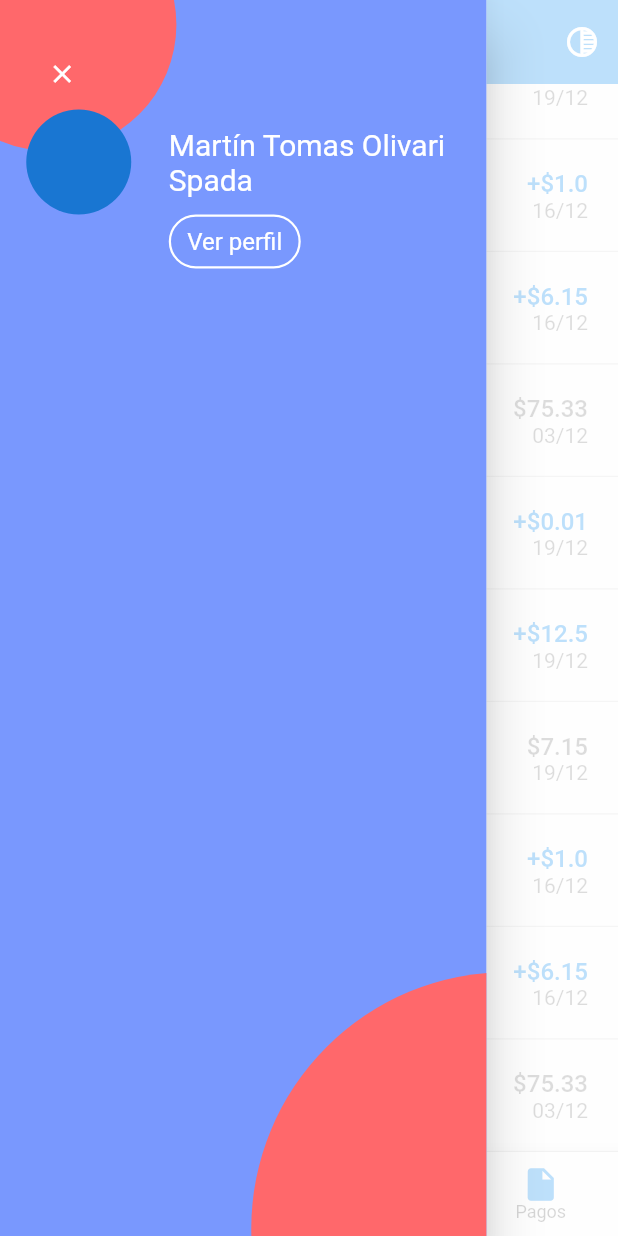
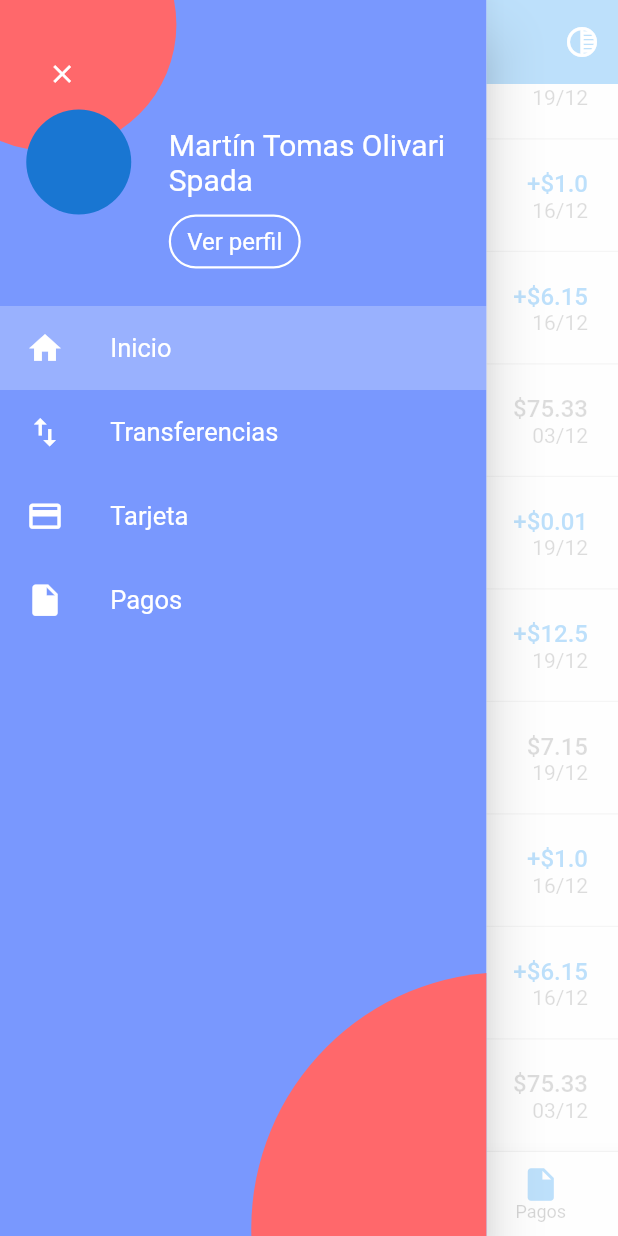
Before and after one commit to TinchoOlivari/uala-clone, a Flutter app: the screen it shows after launch, scrolled down 417 dp, after a tap on the "menu" icon, on a phone screen of 412 x 824 dp. Run offline on Flutter 3.47's test engine with Material 2 defaults, Android fonts, the phone set to English and light mode, and no system bars; our stand-ins replace flare_flutter.

Commit message:
Custom ListTile created and is_selected?

```diff
--- a/lib/main.dart
+++ b/lib/main.dart
@@ -30,9 +30,9 @@ class App extends StatefulWidget {
   _AppState createState() => _AppState();
 }
 
-class _AppState extends State<App> {
 int _selectedIndex = 0;
 
+class _AppState extends State<App> {
   static List<Widget> _widgetOptions = <Widget>[
     MyHomePage(),
     Text(
@@ -93,7 +93,11 @@ class _AppState extends State<App> {
           child: CustomPaint(
             painter: DrawerPainter(),
             child: Container(
-              margin: EdgeInsets.symmetric(vertical: 25, horizontal: 17.5),
+              child: Column(
+                children: <Widget>[
+                  Padding(
+                    padding: const EdgeInsets.symmetric(
+                        vertical: 25, horizontal: 17.5),
                     child: Column(
                       mainAxisAlignment: MainAxisAlignment.start,
                       crossAxisAlignment: CrossAxisAlignment.start,
@@ -121,7 +125,8 @@ class _AppState extends State<App> {
                             Container(
                               child: Text(
                                 'Martín Tomas Olivari Spada',
-                          style: TextStyle(fontSize: 20, color: Colors.white),
+                                style: TextStyle(
+                                    fontSize: 20, color: Colors.white),
                               ),
                               width: 200,
                             )
@@ -130,12 +135,14 @@ class _AppState extends State<App> {
                         Padding(
                           padding: EdgeInsets.only(left: 95),
                           child: RaisedButton(
-                      materialTapTargetSize: MaterialTapTargetSize.shrinkWrap,
+                            materialTapTargetSize:
+                                MaterialTapTargetSize.shrinkWrap,
                             padding: EdgeInsets.symmetric(horizontal: 10),
                             elevation: 0,
                             shape: RoundedRectangleBorder(
                               borderRadius: BorderRadius.circular(18.0),
-                          side: BorderSide(color: Colors.white,width: 1.5),),
+                              side: BorderSide(color: Colors.white, width: 1.5),
+                            ),
                             onPressed: () {},
                             color: Colors.transparent,
                             textColor: Colors.white,
@@ -144,6 +151,33 @@ class _AppState extends State<App> {
                                     fontSize: 16, fontWeight: FontWeight.w400)),
                           ),
                         )
+                      ],
+                    ),
+                  ),
+                  Column(
+                    children: <Widget>[
+                      CustomListTile(
+                        title: 'Inicio',
+                        iconData: Icons.home,
+                        index: 0,
+                      ),
+                      CustomListTile(
+                        title: 'Transferencias',
+                        iconData: Icons.swap_vert,
+                        index: 1,
+                      ),
+                      CustomListTile(
+                        title: 'Tarjeta',
+                        iconData: Icons.credit_card,
+                        index: 2,
+                      ),
+                      CustomListTile(
+                        title: 'Pagos',
+                        iconData: Icons.insert_drive_file,
+                        index: 3,
+                      ),
+                    ],
+                  ),
                 ],
               ),
             ),
@@ -184,3 +218,51 @@ class DrawerPainter extends CustomPainter {
   @override
   bool shouldRepaint(CustomPainter oldDelegate) => false;
 }
+
+class CustomListTile extends StatelessWidget {
+  CustomListTile({this.index, this.iconData, this.title});
+
+  final int index;
+  final IconData iconData;
+  final String title;
+
+  @override
+  Widget build(BuildContext context) {
+    if (index == _selectedIndex) {
+      return Container(
+        padding: const EdgeInsets.symmetric(horizontal: 17.5),
+        decoration: BoxDecoration(color: Colors.white24),
+        child: ListTile(
+          contentPadding: EdgeInsets.all(0),
+          title: Text(title,
+              style: TextStyle(
+                  color: Colors.white,
+                  fontSize: 17,
+                  fontWeight: FontWeight.w400)),
+          leading: Icon(
+            iconData,
+            size: 25,
+            color: Colors.white,
+          ),
+        ),
+      );
+    } else {
+      return Container(
+        padding: const EdgeInsets.symmetric(horizontal: 17.5),
+        child: ListTile(
+          contentPadding: EdgeInsets.all(0),
+          title: Text(title,
+              style: TextStyle(
+                  color: Colors.white,
+                  fontSize: 17,
+                  fontWeight: FontWeight.w400)),
+          leading: Icon(
+            iconData,
+            size: 25,
+            color: Colors.white,
+          ),
+        ),
+      );
+    }
+  }
+}
```
Lines whose indentation alone changed are shown as unchanged.
